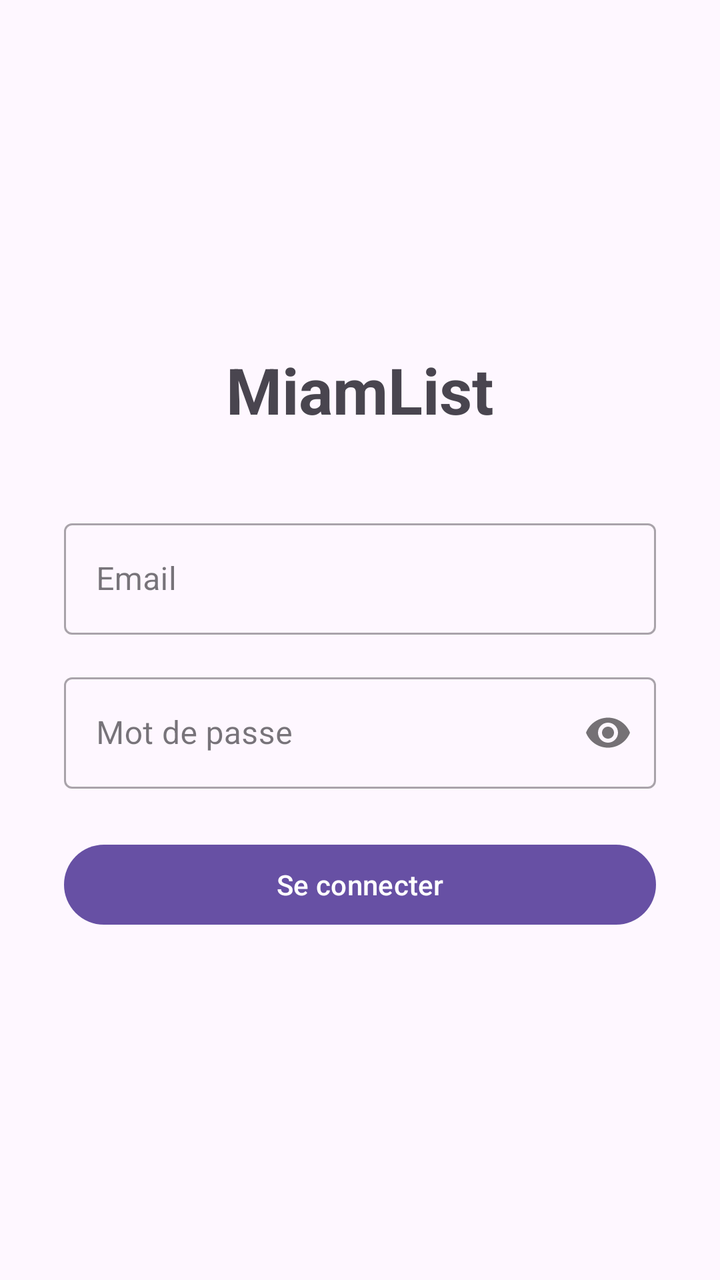
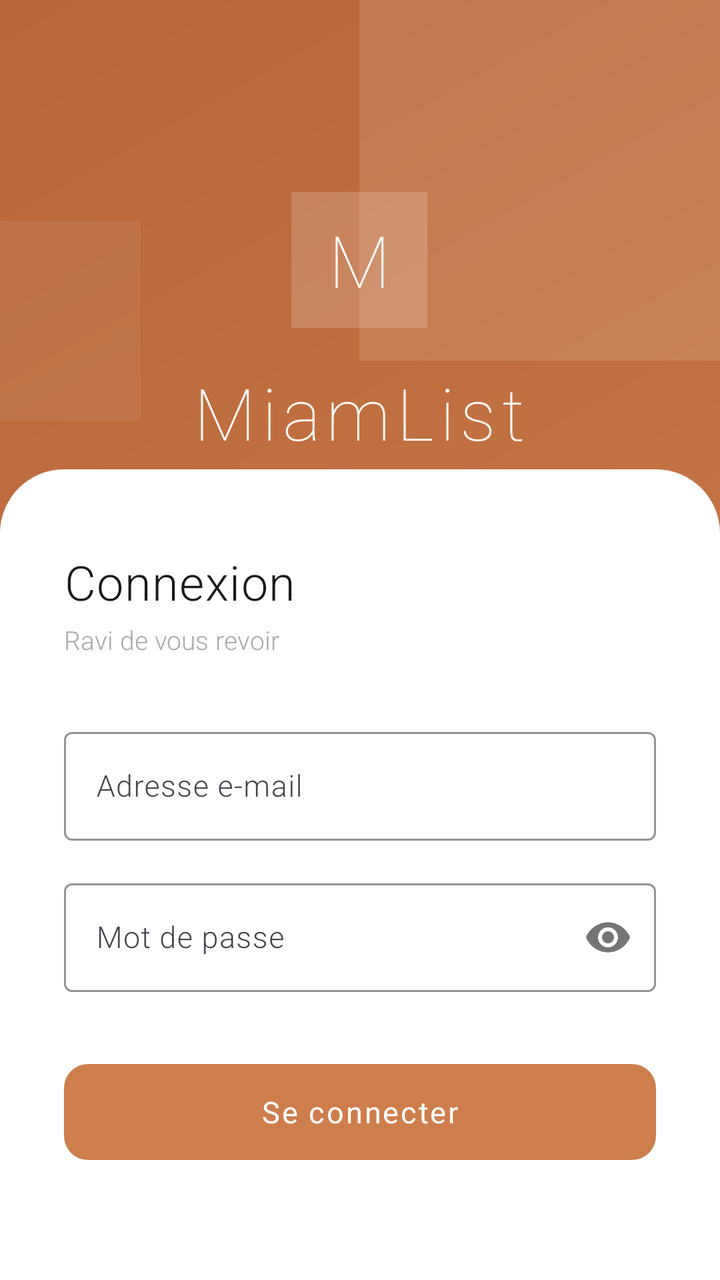

Two renders of the same Android screen: before a commit and after it. Below are the layout's source before the change and the commit's diff.
<!-- AndroidManifest.xml: application theme Theme.MiamList -->
<!-- res/layout/activity_login.xml -->
<?xml version="1.0" encoding="utf-8"?>
<LinearLayout xmlns:android="http://schemas.android.com/apk/res/android"
    android:layout_width="match_parent"
    android:layout_height="match_parent"
    android:orientation="vertical"
    android:gravity="center"
    android:padding="32dp">

    <TextView
        android:layout_width="wrap_content"
        android:layout_height="wrap_content"
        android:text="MiamList"
        android:textSize="32sp"
        android:textStyle="bold"
        android:layout_marginBottom="40dp" />

    <com.google.android.material.textfield.TextInputLayout
        android:layout_width="match_parent"
        android:layout_height="wrap_content"
        android:hint="Email"
        style="@style/Widget.MaterialComponents.TextInputLayout.OutlinedBox"
        android:layout_marginBottom="16dp">

        <com.google.android.material.textfield.TextInputEditText
            android:id="@+id/editEmail"
            android:layout_width="match_parent"
            android:layout_height="wrap_content"
            android:inputType="textEmailAddress" />
    </com.google.android.material.textfield.TextInputLayout>

    <com.google.android.material.textfield.TextInputLayout
        android:layout_width="match_parent"
        android:layout_height="wrap_content"
        android:hint="Mot de passe"
        style="@style/Widget.MaterialComponents.TextInputLayout.OutlinedBox"
        app:passwordToggleEnabled="true"
        android:layout_marginBottom="24dp"
        xmlns:app="http://schemas.android.com/apk/res-auto">

        <com.google.android.material.textfield.TextInputEditText
            android:id="@+id/editPassword"
            android:layout_width="match_parent"
            android:layout_height="wrap_content"
            android:inputType="textPassword" />
    </com.google.android.material.textfield.TextInputLayout>

    <Button
        android:id="@+id/btnLogin"
        android:layout_width="match_parent"
        android:layout_height="wrap_content"
        android:text="Se connecter" />

    <TextView
        android:id="@+id/tvError"
        android:layout_width="wrap_content"
        android:layout_height="wrap_content"
        android:textColor="#D32F2F"
        android:layout_marginTop="12dp"
        android:visibility="gone" />

</LinearLayout>
<!-- resources referenced by this layout -->
<resources>
  <style name="Theme.MiamList" parent="Base.Theme.MiamList" />
  <style name="Base.Theme.MiamList" parent="Theme.Material3.DayNight.NoActionBar">
          
          
      </style>
</resources>

<!-- the commit's change to res/layout/activity_login.xml (unified diff, before → after) -->
@@ -1,61 +1,172 @@
 <?xml version="1.0" encoding="utf-8"?>
-<LinearLayout xmlns:android="http://schemas.android.com/apk/res/android"
+<FrameLayout
+    xmlns:android="http://schemas.android.com/apk/res/android"
+    xmlns:app="http://schemas.android.com/apk/res-auto"
     android:layout_width="match_parent"
     android:layout_height="match_parent"
-    android:orientation="vertical"
-    android:gravity="center"
-    android:padding="32dp">
+    android:background="@drawable/bg_login_header">
 
-    <TextView
+    
+    <View
+        android:layout_width="260dp"
+        android:layout_height="260dp"
+        android:layout_gravity="top|end"
+        android:layout_marginTop="-80dp"
+        android:layout_marginEnd="-80dp"
+        android:background="#1AFFFFFF" />
+
+    
+    <View
+        android:layout_width="100dp"
+        android:layout_height="100dp"
+        android:layout_gravity="center_vertical|start"
+        android:layout_marginStart="-30dp"
+        android:layout_marginTop="-160dp"
+        android:background="#0DFFFFFF" />
+
+    
+    <LinearLayout
         android:layout_width="wrap_content"
         android:layout_height="wrap_content"
-        android:text="MiamList"
-        android:textSize="32sp"
-        android:textStyle="bold"
-        android:layout_marginBottom="40dp" />
+        android:layout_gravity="top|center_horizontal"
+        android:layout_marginTop="96dp"
+        android:orientation="vertical"
+        android:gravity="center">
 
-    <com.google.android.material.textfield.TextInputLayout
+        
+        <TextView
+            android:layout_width="68dp"
+            android:layout_height="68dp"
+            android:text="M"
+            android:textSize="36sp"
+            android:fontFamily="sans-serif-thin"
+            android:textColor="#FFFFFF"
+            android:gravity="center"
+            android:background="#2AFFFFFF"
+            android:layout_marginBottom="18dp"
+            android:layout_gravity="center_horizontal" />
+
+        <TextView
+            android:layout_width="wrap_content"
+            android:layout_height="wrap_content"
+            android:text="MiamList"
+            android:textSize="36sp"
+            android:fontFamily="sans-serif-thin"
+            android:textColor="#FFFFFF"
+            android:letterSpacing="0.08" />
+
+        <TextView
+            android:layout_width="wrap_content"
+            android:layout_height="wrap_content"
+            android:text="vos courses, simplement"
+            android:textSize="12sp"
+            android:fontFamily="sans-serif-light"
+            android:textColor="#BFFFFFFF"
+            android:letterSpacing="0.12"
+            android:layout_marginTop="8dp" />
+    </LinearLayout>
+
+    
+    <LinearLayout
         android:layout_width="match_parent"
         android:layout_height="wrap_content"
-        android:hint="Email"
-        style="@style/Widget.MaterialComponents.TextInputLayout.OutlinedBox"
-        android:layout_marginBottom="16dp">
+        android:layout_gravity="bottom"
+        android:orientation="vertical"
+        android:background="@drawable/bg_login_sheet"
+        android:paddingStart="32dp"
+        android:paddingEnd="32dp"
+        android:paddingTop="40dp"
+        android:paddingBottom="56dp">
 
-        <com.google.android.material.textfield.TextInputEditText
-            android:id="@+id/editEmail"
+        <TextView
+            android:layout_width="wrap_content"
+            android:layout_height="wrap_content"
+            android:text="Connexion"
+            android:textSize="24sp"
+            android:fontFamily="sans-serif-light"
+            android:textColor="#1A1A1A"
+            android:letterSpacing="0.02"
+            android:layout_marginBottom="4dp" />
+
+        <TextView
+            android:layout_width="wrap_content"
+            android:layout_height="wrap_content"
+            android:text="Ravi de vous revoir"
+            android:textSize="13sp"
+            android:fontFamily="sans-serif-light"
+            android:textColor="#AAAAAA"
+            android:layout_marginBottom="32dp" />
+
+        
+        <com.google.android.material.textfield.TextInputLayout
             android:layout_width="match_parent"
             android:layout_height="wrap_content"
-            android:inputType="textEmailAddress" />
-    </com.google.android.material.textfield.TextInputLayout>
+            android:hint="Adresse e-mail"
+            style="@style/Widget.MiamList.TextInputLayout"
+            android:layout_marginBottom="16dp"
+            app:hintTextColor="@color/on_surface_secondary"
+            app:boxStrokeColor="@color/outline">
 
-    <com.google.android.material.textfield.TextInputLayout
-        android:layout_width="match_parent"
-        android:layout_height="wrap_content"
-        android:hint="Mot de passe"
-        style="@style/Widget.MaterialComponents.TextInputLayout.OutlinedBox"
-        app:passwordToggleEnabled="true"
-        android:layout_marginBottom="24dp"
-        xmlns:app="http://schemas.android.com/apk/res-auto">
+            <com.google.android.material.textfield.TextInputEditText
+                android:id="@+id/editEmail"
+                android:layout_width="match_parent"
+                android:layout_height="wrap_content"
+                android:inputType="textEmailAddress"
+                android:textColor="@color/on_surface"
+                android:textSize="15sp"
+                android:fontFamily="sans-serif-light" />
+        </com.google.android.material.textfield.TextInputLayout>
 
-        <com.google.android.material.textfield.TextInputEditText
-            android:id="@+id/editPassword"
+        
+        <com.google.android.material.textfield.TextInputLayout
             android:layout_width="match_parent"
             android:layout_height="wrap_content"
-            android:inputType="textPassword" />
-    </com.google.android.material.textfield.TextInputLayout>
+            android:hint="Mot de passe"
+            style="@style/Widget.MiamList.TextInputLayout"
+            app:passwordToggleEnabled="true"
+            app:passwordToggleTint="@color/on_surface_secondary"
+            android:layout_marginBottom="32dp"
+            app:hintTextColor="@color/on_surface_secondary"
+            app:boxStrokeColor="@color/outline">
 
-    <Button
-        android:id="@+id/btnLogin"
-        android:layout_width="match_parent"
-        android:layout_height="wrap_content"
-        android:text="Se connecter" />
+            <com.google.android.material.textfield.TextInputEditText
+                android:id="@+id/editPassword"
+                android:layout_width="match_parent"
+                android:layout_height="wrap_content"
+                android:inputType="textPassword"
+                android:textColor="@color/on_surface"
+                android:textSize="15sp"
+                android:fontFamily="sans-serif-light" />
+        </com.google.android.material.textfield.TextInputLayout>
 
-    <TextView
-        android:id="@+id/tvError"
-        android:layout_width="wrap_content"
-        android:layout_height="wrap_content"
-        android:textColor="#D32F2F"
-        android:layout_marginTop="12dp"
-        android:visibility="gone" />
+        
+        <com.google.android.material.button.MaterialButton
+            android:id="@+id/btnLogin"
+            android:layout_width="match_parent"
+            android:layout_height="56dp"
+            android:text="Se connecter"
+            android:textColor="#FFFFFF"
+            android:textSize="15sp"
+            android:fontFamily="sans-serif"
+            android:letterSpacing="0.06"
+            android:textAllCaps="false"
+            app:backgroundTint="@color/accent"
+            app:cornerRadius="12dp"
+            app:elevation="0dp"
+            app:rippleColor="#33FFFFFF" />
 
-</LinearLayout>
+        
+        <TextView
+            android:id="@+id/tvError"
+            android:layout_width="match_parent"
+            android:layout_height="wrap_content"
+            android:textColor="@color/error"
+            android:textSize="12sp"
+            android:fontFamily="sans-serif-light"
+            android:gravity="center"
+            android:layout_marginTop="16dp"
+            android:visibility="gone" />
+
+    </LinearLayout>
+
+</FrameLayout>
<!-- resource entries referenced after the edit -->
@@ -1,9 +1,65 @@
 <!-- resources referenced by this layout -->
 <resources>
+  <color name="accent">#CE7E4D</color>
+  <color name="error">#B00020</color>
+  <color name="on_surface">#1A1A1A</color>
+  <color name="on_surface_secondary">#757575</color>
+  <color name="outline">#D0D0D0</color>
+  <!-- drawable bg_login_header (drawable) -->
+  <?xml version="1.0" encoding="utf-8"?>
+  <shape xmlns:android="http://schemas.android.com/apk/res/android"
+      android:shape="rectangle">
+      <gradient
+          android:startColor="#CE7E4D"
+          android:endColor="#B8663A"
+          android:angle="135"
+          android:type="linear" />
+  </shape>
+  <!-- drawable bg_login_sheet (drawable) -->
+  <?xml version="1.0" encoding="utf-8"?>
+  <shape xmlns:android="http://schemas.android.com/apk/res/android"
+      android:shape="rectangle">
+      <solid android:color="#FFFFFF" />
+      <corners
+          android:topLeftRadius="32dp"
+          android:topRightRadius="32dp" />
+  </shape>
+  <style name="Widget.MiamList.TextInputLayout" parent="Widget.Material3.TextInputLayout.OutlinedBox">
+          <item name="boxStrokeColor">@color/outline</item>
+          <item name="hintTextColor">@color/on_surface_secondary</item>
+          <item name="boxStrokeWidthFocused">1.5dp</item>
+          <item name="shapeAppearance">@style/ShapeAppearance.MiamList.SmallComponent</item>
+      </style>
   <style name="Theme.MiamList" parent="Base.Theme.MiamList" />
-  <style name="Base.Theme.MiamList" parent="Theme.Material3.DayNight.NoActionBar">
+  <style name="ShapeAppearance.MiamList.SmallComponent" parent="ShapeAppearance.Material3.SmallComponent">
+          <item name="cornerSize">4dp</item>
+      </style>
+  <style name="Base.Theme.MiamList" parent="Theme.Material3.Light.NoActionBar">
           
+          <item name="colorPrimary">@color/accent</item>
+          <item name="colorOnPrimary">@color/on_accent</item>
+          <item name="colorPrimaryContainer">@color/accent_light</item>
+          <item name="colorOnPrimaryContainer">@color/on_surface</item>
+  
           
+          <item name="colorSurface">@color/background</item>
+          <item name="colorOnSurface">@color/on_surface</item>
+          <item name="colorSurfaceVariant">@color/surface</item>
+          <item name="android:colorBackground">@color/background</item>
+          <item name="android:windowBackground">@color/background</item>
+  
+          
+          <item name="colorOutline">@color/outline</item>
+  
+          
+          <item name="android:fontFamily">sans-serif-light</item>
+  
+          
+          <item name="elevationOverlayEnabled">false</item>
       </style>
+  <color name="on_accent">#FFFFFF</color>
+  <color name="accent_light">#F5E6D8</color>
+  <color name="background">#FFFFFF</color>
+  <color name="surface">#FAFAFA</color>
 </resources>
 
